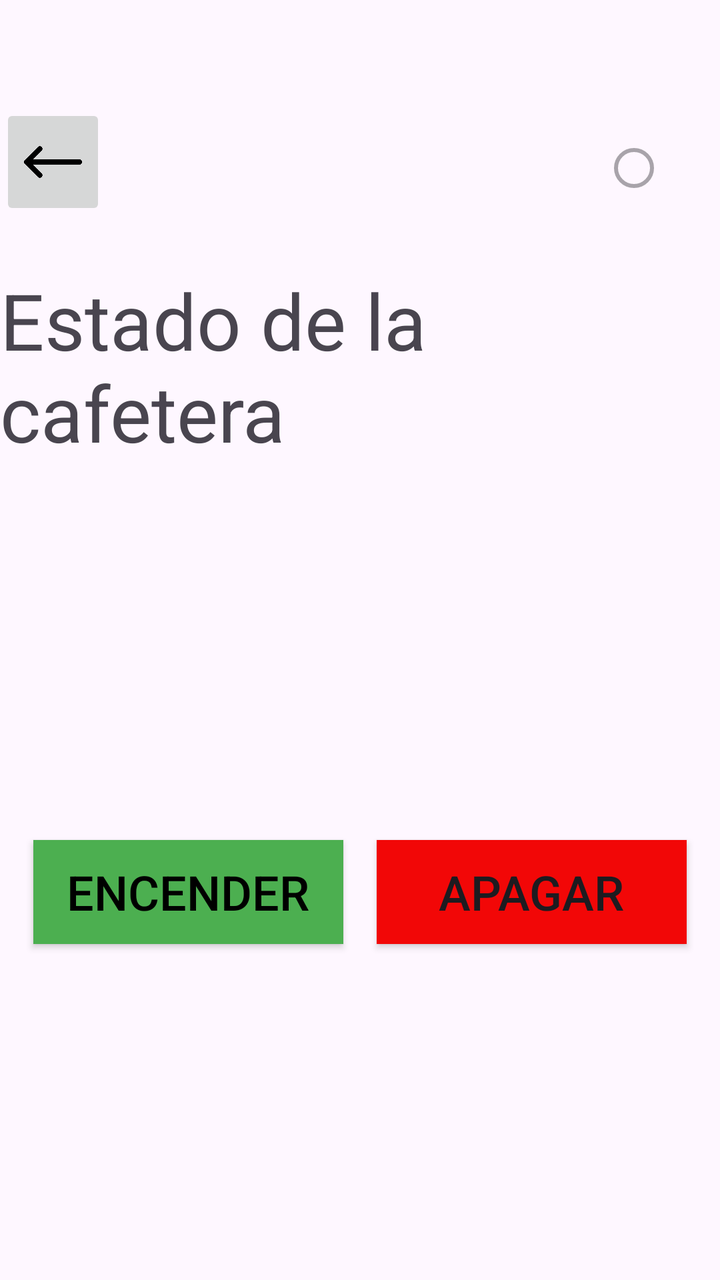
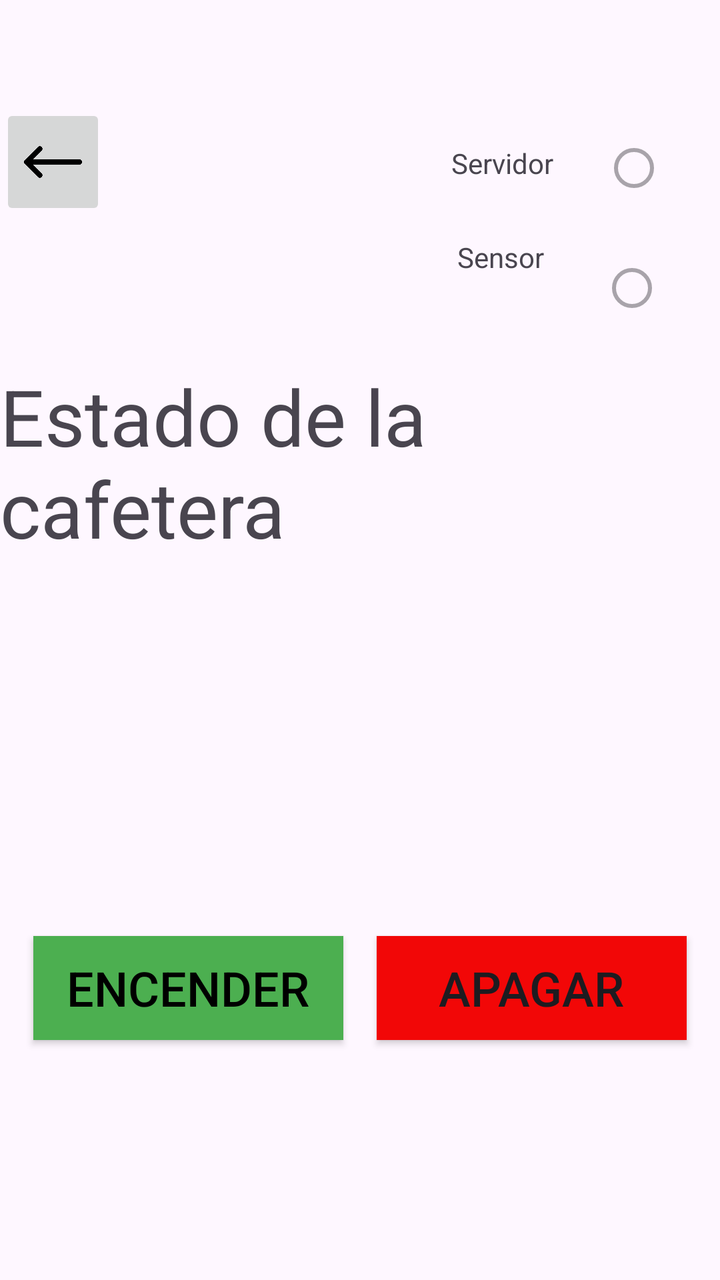

An Android layout rendered at two revisions. The XML below is the earlier revision; the diff shows what the commit changed to produce the second picture.
<!-- AndroidManifest.xml: application theme Theme.EI_C_JorgeSalinas_JoelBailon -->
<!-- res/layout/activity_cafetera.xml -->
<?xml version="1.0" encoding="utf-8"?>
<androidx.constraintlayout.widget.ConstraintLayout xmlns:android="http://schemas.android.com/apk/res/android"
    xmlns:app="http://schemas.android.com/apk/res-auto"
    xmlns:tools="http://schemas.android.com/tools"
    android:id="@+id/main"
    android:layout_width="match_parent"
    android:layout_height="match_parent"
    tools:context=".Cafetera">

    <ImageButton
        android:id="@+id/imageButton"
        android:layout_width="53dp"
        android:layout_height="58dp"
        android:layout_marginTop="52dp"
        android:scaleType="fitCenter"
        app:layout_constraintStart_toStartOf="parent"
        app:layout_constraintTop_toTopOf="parent"
        app:srcCompat="@drawable/flecha" />

    <TextView
        android:id="@+id/textView"
        android:layout_width="wrap_content"
        android:layout_height="wrap_content"
        android:layout_marginTop="24dp"
        android:text="Estado de la cafetera"
        android:textAlignment="center"
        android:textSize="39sp"
        app:layout_constraintEnd_toEndOf="parent"
        app:layout_constraintStart_toStartOf="parent"
        app:layout_constraintTop_toBottomOf="@+id/imageButton" />

    <RadioButton
        android:id="@+id/estadoServidor"
        android:layout_width="wrap_content"
        android:layout_height="wrap_content"
        android:layout_marginStart="248dp"
        android:layout_marginTop="60dp"
        android:buttonTint="#D03F3F"
        android:enabled="false"
        app:layout_constraintStart_toEndOf="@+id/imageButton"
        app:layout_constraintTop_toTopOf="parent" />

    <Button
        android:id="@+id/botonEncenderCafetera"
        android:layout_width="155dp"
        android:layout_height="52dp"
        android:layout_marginTop="188dp"
        android:background="#4CAF50"
        android:text="Encender"
        android:textColor="#000000"
        android:textSize="24sp"
        app:layout_constraintEnd_toStartOf="@+id/botonApagarCafetera"
        app:layout_constraintStart_toStartOf="parent"
        app:layout_constraintTop_toBottomOf="@+id/textView" />

    <Button
        android:id="@+id/botonApagarCafetera"
        android:layout_width="155dp"
        android:layout_height="52dp"
        android:layout_marginTop="188dp"
        android:background="#F20707"
        android:text="Apagar"
        android:textSize="24sp"
        app:layout_constraintEnd_toEndOf="parent"
        app:layout_constraintStart_toEndOf="@+id/botonEncenderCafetera"
        app:layout_constraintTop_toBottomOf="@+id/textView" />

</androidx.constraintlayout.widget.ConstraintLayout>
<!-- resources referenced by this layout -->
<resources>
  <!-- drawable flecha: png bitmap (drawable, 2093 bytes) -->
  <style name="Theme.EI_C_JorgeSalinas_JoelBailon" parent="Base.Theme.EI_C_JorgeSalinas_JoelBailon" />
  <style name="Base.Theme.EI_C_JorgeSalinas_JoelBailon" parent="Theme.Material3.DayNight.NoActionBar">
          
          
      </style>
</resources>

<!-- the commit's change to res/layout/activity_cafetera.xml (unified diff, before → after) -->
@@ -21,7 +21,7 @@
         android:id="@+id/textView"
         android:layout_width="wrap_content"
         android:layout_height="wrap_content"
-        android:layout_marginTop="24dp"
+        android:layout_marginTop="72dp"
         android:text="Estado de la cafetera"
         android:textAlignment="center"
         android:textSize="39sp"
@@ -65,4 +65,36 @@
         app:layout_constraintStart_toEndOf="@+id/botonEncenderCafetera"
         app:layout_constraintTop_toBottomOf="@+id/textView" />
 
+    <RadioButton
+        android:id="@+id/estadoSensor"
+        android:layout_width="wrap_content"
+        android:layout_height="wrap_content"
+        android:layout_marginTop="120dp"
+        android:layout_marginEnd="12dp"
+        android:buttonTint="#D03F3F"
+        android:enabled="false"
+        app:layout_constraintEnd_toEndOf="parent"
+        app:layout_constraintTop_toTopOf="parent" />
+
+    <TextView
+        android:id="@+id/txtServidor"
+        android:layout_width="wrap_content"
+        android:layout_height="wrap_content"
+        android:layout_marginTop="72dp"
+        android:layout_marginEnd="24dp"
+        android:text="Servidor"
+        android:textSize="14sp"
+        app:layout_constraintEnd_toStartOf="@+id/estadoServidor"
+        app:layout_constraintTop_toTopOf="parent" />
+
+    <TextView
+        android:id="@+id/txtSensor"
+        android:layout_width="wrap_content"
+        android:layout_height="wrap_content"
+        android:layout_marginTop="28dp"
+        android:layout_marginEnd="28dp"
+        android:text="Sensor"
+        android:textSize="14sp"
+        app:layout_constraintEnd_toStartOf="@+id/estadoSensor"
+        app:layout_constraintTop_toBottomOf="@+id/txtServidor" />
 </androidx.constraintlayout.widget.ConstraintLayout>
